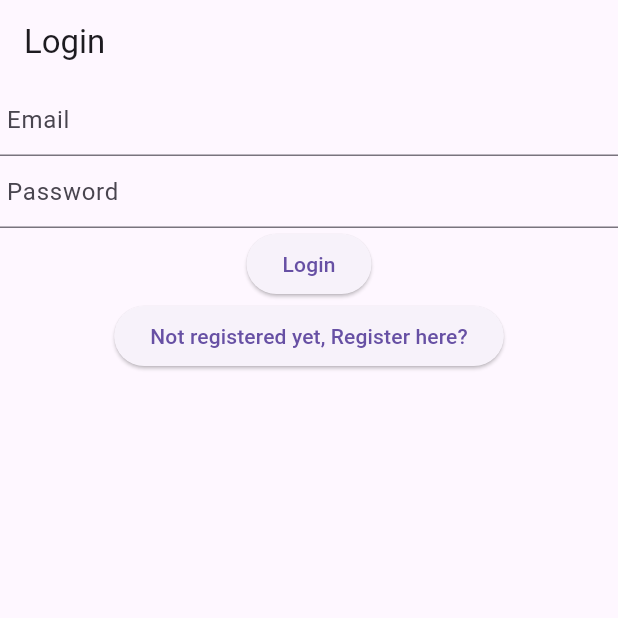
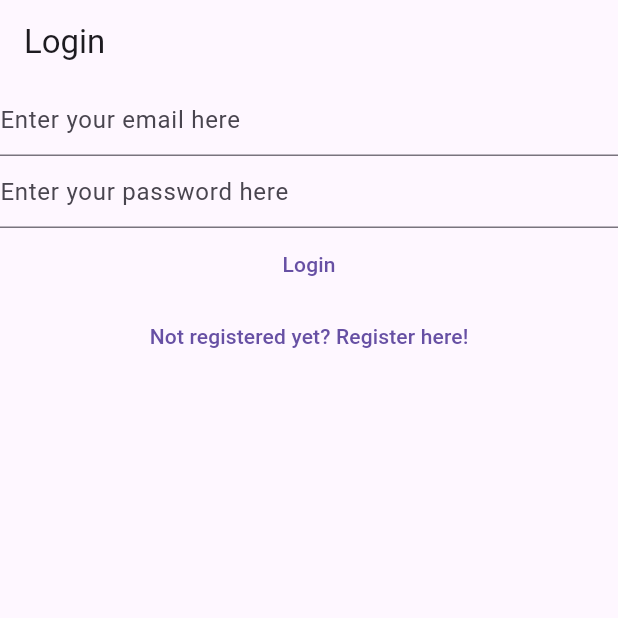
Before and after one commit to Bolvs/flutter-learning, a Flutter app: the screen it shows after launch, on a phone screen of 412 x 824 dp, the top half of it. Run offline on Flutter 3.47's test engine with Material 3 defaults, Android fonts, the phone set to English and light mode, and no system bars; our stand-ins replace bloc, cloud_firestore, firebase_auth, firebase_core, flutter_bloc, share_plus; accounts and stored records are empty.

Commit message:
implemented bloc in login exceptions

```diff
--- a/lib/main.dart
+++ b/lib/main.dart
@@ -1,7 +1,5 @@
-import 'package:bloc/bloc.dart';
 import 'package:flutter/material.dart';
 import 'package:flutter_application_2/constants/routes.dart';
-import 'package:flutter_application_2/services/auth/auth_service.dart';
 import 'package:flutter_application_2/services/auth/bloc/auth_bloc.dart';
 import 'package:flutter_application_2/services/auth/bloc/auth_events.dart';
 import 'package:flutter_application_2/services/auth/bloc/auth_state.dart';
--- a/lib/services/auth/auth_exceptions.dart
+++ b/lib/services/auth/auth_exceptions.dart
@@ -1,20 +1,19 @@
 //login exceptions
 
-class UserNotFoundAuthException implements Exception{}
+class UserNotFoundAuthException implements Exception {}
 
-class WrongPasswordAuthException implements Exception{}
-
+class WrongPasswordAuthException implements Exception {}
 
 //register exceptions
 
-class WeakPasswordAuthException implements Exception{}
+class WeakPasswordAuthException implements Exception {}
 
-class EmailAlreadyInUseAuthException implements Exception{}
+class EmailAlreadyInUseAuthException implements Exception {}
 
-class InvalidEmailAuthException implements Exception{}
+class InvalidEmailAuthException implements Exception {}
 
 //generic exceptions
 
-class GenericException implements Exception{}
+class GenericAuthException implements Exception {}
 
-class UserNotLoggedInAuthException implements Exception{}
+class UserNotLoggedInAuthException implements Exception {}
--- a/lib/services/auth/bloc/auth_bloc.dart
+++ b/lib/services/auth/bloc/auth_bloc.dart
@@ -5,22 +5,20 @@ import 'package:flutter_application_2/services/auth/bloc/auth_state.dart';
 
 class AuthBloc extends Bloc<AuthEvent, AuthState> {
   AuthBloc(AuthProvider provider) : super(const AuthStateLoading()) {
-    //initialize
-    on<AuthEventInitialize>(((event, emit) async {
+    // initialize
+    on<AuthEventInitialize>((event, emit) async {
       await provider.intialize();
       final user = provider.currentUser;
       if (user == null) {
-        emit(const AuthStateLoggedOut());
+        emit(const AuthStateLoggedOut(null));
       } else if (!user.isEmailVerified) {
         emit(const AuthStateNeedsVerification());
       } else {
         emit(AuthStateLoggedIn(user));
       }
-    }));
-
-    //log in
+    });
+    // log in
     on<AuthEventLogIn>((event, emit) async {
-      emit(const AuthStateLoading());
       final email = event.email;
       final password = event.password;
       try {
@@ -30,16 +28,15 @@ class AuthBloc extends Bloc<AuthEvent, AuthState> {
         );
         emit(AuthStateLoggedIn(user));
       } on Exception catch (e) {
-        emit(AuthStateLogInFailure(e));
+        emit(AuthStateLoggedOut(e));
       }
     });
-
-    //log out
+    // log out
     on<AuthEventLogOut>((event, emit) async {
       try {
         emit(const AuthStateLoading());
         await provider.logOut();
-        emit(const AuthStateLoggedOut());
+        emit(const AuthStateLoggedOut(null));
       } on Exception catch (e) {
         emit(AuthStateLogOutFailure(e));
       }
--- a/lib/services/auth/bloc/auth_state.dart
+++ b/lib/services/auth/bloc/auth_state.dart
@@ -16,18 +16,14 @@ class AuthStateLoggedIn extends AuthState {
   const AuthStateLoggedIn(this.user);
 }
 
-class AuthStateLogInFailure extends AuthState {
-  final Exception exception;
-
-  const AuthStateLogInFailure(this.exception);
-}
-
 class AuthStateNeedsVerification extends AuthState {
   const AuthStateNeedsVerification();
 }
 
 class AuthStateLoggedOut extends AuthState {
-  const AuthStateLoggedOut();
+  final Exception? exception;
+
+  const AuthStateLoggedOut(this.exception);
 }
 
 class AuthStateLogOutFailure extends AuthState {
--- a/lib/views/login_view.dart
+++ b/lib/views/login_view.dart
@@ -1,24 +1,30 @@
-// ignore_for_file: use_build_context_synchronously
-
 import 'package:flutter/material.dart';
 import 'package:flutter_application_2/constants/routes.dart';
 import 'package:flutter_application_2/services/auth/auth_exceptions.dart';
 import 'package:flutter_application_2/services/auth/bloc/auth_bloc.dart';
 import 'package:flutter_application_2/services/auth/bloc/auth_events.dart';
+import 'package:flutter_application_2/services/auth/bloc/auth_state.dart';
 import 'package:flutter_application_2/utilities/dialog/error_dialog.dart';
 import 'package:flutter_bloc/flutter_bloc.dart';
 
 class LoginView extends StatefulWidget {
-  const LoginView({super.key});
-  //const LoginView({Key? key}) : super(key: key);
+  const LoginView({Key? key}) : super(key: key);
 
   @override
   State<LoginView> createState() => _LoginViewState();
 }
 
 class _LoginViewState extends State<LoginView> {
-  late final TextEditingController _email = TextEditingController();
-  late final TextEditingController _password = TextEditingController();
+  late final TextEditingController _email;
+  late final TextEditingController _password;
+
+  @override
+  void initState() {
+    _email = TextEditingController();
+    _password = TextEditingController();
+    super.initState();
+  }
+
   @override
   void dispose() {
     _email.dispose();
@@ -39,47 +45,54 @@ class _LoginViewState extends State<LoginView> {
             enableSuggestions: false,
             autocorrect: false,
             keyboardType: TextInputType.emailAddress,
-            decoration: const InputDecoration(hintText: ' Email'),
+            decoration: const InputDecoration(
+              hintText: 'Enter your email here',
+            ),
           ),
           TextField(
-            decoration: const InputDecoration(
-              hintText: ' Password',
-            ),
             controller: _password,
             obscureText: true,
             enableSuggestions: false,
             autocorrect: false,
+            decoration: const InputDecoration(
+              hintText: 'Enter your password here',
             ),
-          ElevatedButton(
+          ),
+          BlocListener<AuthBloc, AuthState>(
+            listener: (context, state) async {
+              if (state is AuthStateLoggedOut) {
+                if (state.exception is UserNotFoundAuthException) {
+                  await showErrorDialog(context, 'User not found');
+                } else if (state.exception is WrongPasswordAuthException) {
+                  await showErrorDialog(context, 'Wrong credentials');
+                } else if (state.exception is GenericAuthException) {
+                  await showErrorDialog(context, 'Authentication error');
+                }
+              }
+            },
+            child: TextButton(
               onPressed: () async {
                 final email = _email.text;
                 final password = _password.text;
-              try {
                 context.read<AuthBloc>().add(
                       AuthEventLogIn(
                         email,
                         password,
                       ),
                     );
-              } on UserNotFoundAuthException {
-                await showErrorDialog(
-                  context,
-                  'user not found',
-                );
-              } on WrongPasswordAuthException {
-                await showErrorDialog(context, 'wrong-password');
-              } on GenericException {
-                await showErrorDialog(context, 'Authentication Error');
-              }
               },
               child: const Text('Login'),
             ),
-          ElevatedButton(
+          ),
+          TextButton(
             onPressed: () {
-                Navigator.of(context)
-                    .pushNamedAndRemoveUntil(registerRoute, (route) => false);
+              Navigator.of(context).pushNamedAndRemoveUntil(
+                registerRoute,
+                (route) => false,
+              );
             },
-              child: const Text('Not registered yet, Register here?')),
+            child: const Text('Not registered yet? Register here!'),
+          )
         ],
       ),
     );
--- a/lib/views/register_view.dart
+++ b/lib/views/register_view.dart
@@ -66,7 +66,7 @@ class _RegisterViewState extends State<RegisterView> {
                 await showErrorDialog(context, 'invalid-email');
               } on WeakPasswordAuthException {
                 await showErrorDialog(context, "weak-password");
-              } on GenericException {
+              } on GenericAuthException {
                 await showErrorDialog(context, "Failed to Register");
               }
             },
```
Also changed, not shown: lib/services/auth/firebase_auth_provider.dart (+4 -4 lines). Lines whose indentation alone changed are shown as unchanged.
